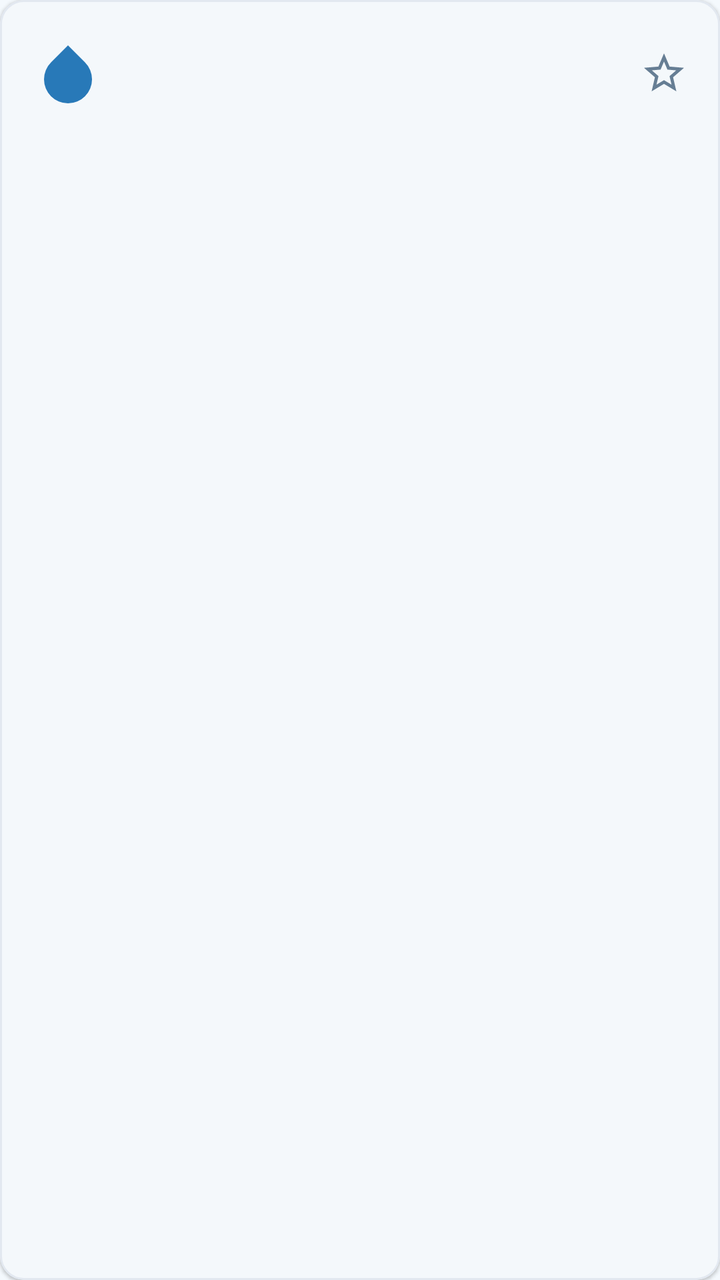
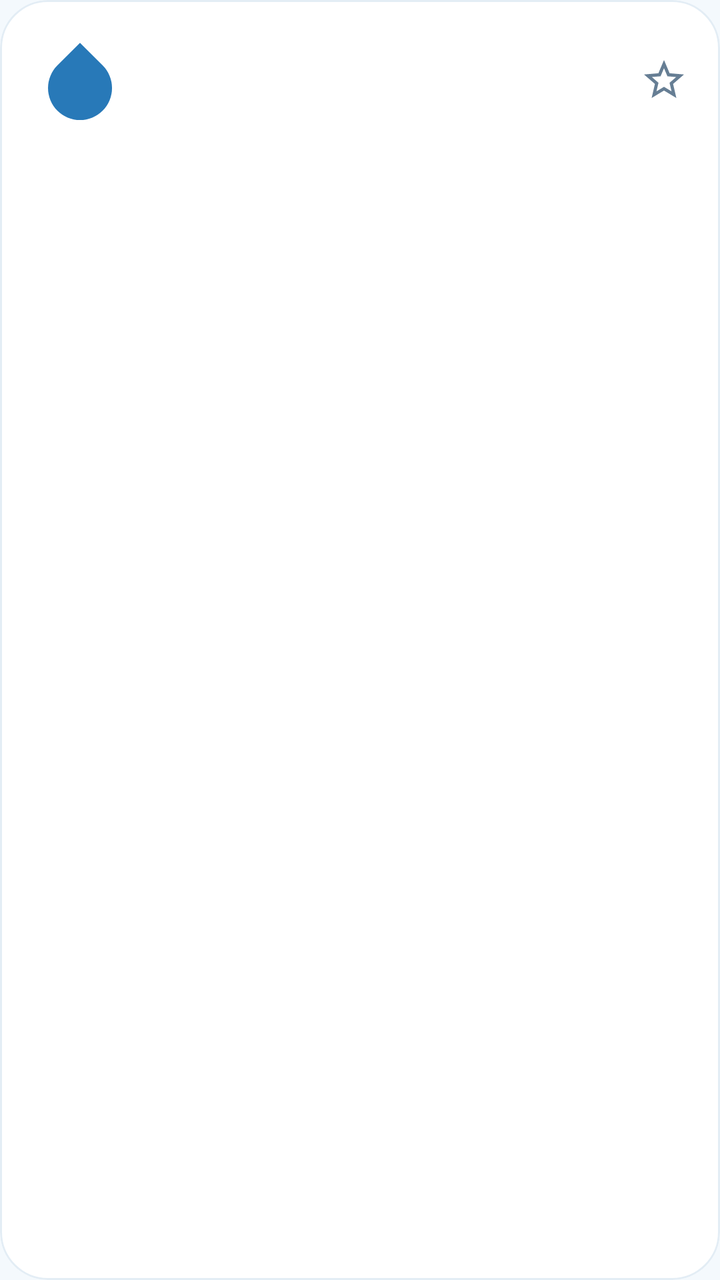

Before-and-after screenshots of an Android layout around one commit, followed by the original layout XML and the change that was made.
<!-- AndroidManifest.xml: application theme Theme.Hidratapp -->
<!-- res/layout/item_bebida.xml -->
<?xml version="1.0" encoding="utf-8"?>
<com.google.android.material.card.MaterialCardView xmlns:android="http://schemas.android.com/apk/res/android"
    xmlns:app="http://schemas.android.com/apk/res-auto"
    android:layout_width="match_parent"
    android:layout_height="wrap_content"
    android:layout_marginBottom="10dp"
    app:cardCornerRadius="12dp"
    app:cardElevation="1dp"
    app:strokeWidth="1dp"
    app:strokeColor="#E2E8F0"
    app:cardBackgroundColor="@color/wellness_card_bg">

    <LinearLayout
        android:layout_width="match_parent"
        android:layout_height="wrap_content"
        android:gravity="center_vertical"
        android:orientation="horizontal"
        android:padding="16dp">

        <ImageView
            android:id="@+id/ivTipoIcon"
            android:layout_width="36dp"
            android:layout_height="36dp"
            android:contentDescription="Ícone Bebida"
            android:src="@drawable/ic_water_drop"
            app:tint="@color/teal_primary" />

        <LinearLayout
            android:layout_width="0dp"
            android:layout_height="wrap_content"
            android:layout_marginStart="12dp"
            android:layout_weight="1"
            android:orientation="vertical">

            <TextView
                android:id="@+id/tvTituloBebida"
                android:layout_width="match_parent"
                android:layout_height="wrap_content"
                android:textColor="@color/text_primary"
                android:textSize="16sp"
                android:textStyle="bold" />

            <TextView
                android:id="@+id/tvDataBebida"
                android:layout_width="match_parent"
                android:layout_height="wrap_content"
                android:layout_marginTop="2dp"
                android:textColor="@color/text_secondary"
                android:textSize="13sp" />
        </LinearLayout>

        <ImageView
            android:id="@+id/ivFavorito"
            android:layout_width="24dp"
            android:layout_height="24dp"
            android:layout_marginStart="8dp"
            android:contentDescription="Favorito"
            android:src="@drawable/ic_star_border"
            app:tint="@color/text_secondary" />

    </LinearLayout>
</com.google.android.material.card.MaterialCardView>
<!-- resources referenced by this layout -->
<resources>
  <color name="teal_primary">#2879B8</color>
  <color name="text_primary">#203B57</color>
  <color name="text_secondary">#667E94</color>
  <color name="wellness_card_bg">#FFFFFF</color>
  <!-- drawable ic_star_border (drawable) -->
  <vector xmlns:android="http://schemas.android.com/apk/res/android"
      android:width="24dp"
      android:height="24dp"
      android:viewportWidth="24"
      android:viewportHeight="24">
    <path
        android:fillColor="@color/text_secondary"
        android:pathData="M22,9.24l-7.19,-0.62L12,2L9.19,8.63L2,9.24l5.46,4.73L5.82,21L12,17.27L18.18,21l-1.63,-7.03L22,9.24zM12,15.4l-3.76,2.27 1,-4.28 -3.32,-2.88 4.38,-0.38L12,6.1l1.71,4.04 4.38,0.38 -3.32,2.88 1,4.28L12,15.4z"/>
  </vector>
  <!-- drawable ic_water_drop (drawable) -->
  <vector xmlns:android="http://schemas.android.com/apk/res/android"
      android:width="24dp"
      android:height="24dp"
      android:viewportWidth="24"
      android:viewportHeight="24">
    <path
        android:fillColor="@color/teal_primary"
        android:pathData="M12,2.69l5.66,5.66a8,8 0,1 1,-11.31 0z"/>
  </vector>
  <style name="Theme.Hidratapp" parent="Base.Theme.Hidratapp" />
  <style name="Base.Theme.Hidratapp" parent="Theme.Material3.Light.NoActionBar">
          <item name="colorPrimary">@color/blue_primary</item><item name="colorOnPrimary">@color/white</item>
          <item name="colorPrimaryContainer">@color/blue_light</item><item name="colorOnPrimaryContainer">@color/blue_dark_text</item>
          <item name="colorSecondary">@color/aqua</item><item name="colorSecondaryContainer">@color/mint</item>
          <item name="colorOnSecondaryContainer">@color/aqua</item>
          <item name="android:colorBackground">@color/wellness_bg</item><item name="colorSurface">@color/white</item>
          <item name="colorOnSurface">@color/text_primary</item><item name="colorOnSurfaceVariant">@color/text_secondary</item>
          <item name="android:fontFamily">sans-serif</item><item name="android:windowLightStatusBar">true</item>
          <item name="materialButtonStyle">@style/Widget.Hidratapp.Button</item>
          <item name="materialCardViewStyle">@style/Widget.Hidratapp.Card</item>
          <item name="android:windowActionModeOverlay">true</item>
      </style>
  <color name="blue_primary">#2879B8</color>
  <color name="white">#FFFFFF</color>
  <color name="blue_light">#EAF5FD</color>
  <color name="blue_dark_text">#203B57</color>
  <color name="aqua">#218578</color>
  <color name="mint">#E2F3EE</color>
  <color name="wellness_bg">#F4F9FD</color>
  <style name="Widget.Hidratapp.Button" parent="Widget.Material3.Button">
          <item name="cornerRadius">20dp</item><item name="android:textAllCaps">false</item>
          <item name="android:textSize">15sp</item><item name="android:fontFamily">sans-serif-medium</item>
          <item name="android:insetTop">4dp</item><item name="android:insetBottom">4dp</item>
          <item name="android:minHeight">52dp</item><item name="elevation">0dp</item>
      </style>
  <style name="Widget.Hidratapp.Card" parent="Widget.Material3.CardView.Elevated">
          <item name="cardCornerRadius">24dp</item><item name="cardElevation">0dp</item>
          <item name="strokeWidth">1dp</item><item name="strokeColor">@color/line_soft</item>
          <item name="cardBackgroundColor">@color/white</item>
      </style>
  <color name="line_soft">#E3EDF5</color>
</resources>

<!-- the commit's change to res/layout/item_bebida.xml (unified diff, before → after) -->
@@ -1,54 +1,54 @@
 <?xml version="1.0" encoding="utf-8"?>
-<com.google.android.material.card.MaterialCardView xmlns:android="http://schemas.android.com/apk/res/android"
+<com.google.android.material.card.MaterialCardView
+    xmlns:android="http://schemas.android.com/apk/res/android"
     xmlns:app="http://schemas.android.com/apk/res-auto"
     android:layout_width="match_parent"
     android:layout_height="wrap_content"
     android:layout_marginBottom="10dp"
-    app:cardCornerRadius="12dp"
-    app:cardElevation="1dp"
+    app:cardCornerRadius="24dp"
+    app:cardElevation="0dp"
     app:strokeWidth="1dp"
-    app:strokeColor="#E2E8F0"
-    app:cardBackgroundColor="@color/wellness_card_bg">
-
+    app:strokeColor="@color/line_soft"
+    app:cardBackgroundColor="@color/wellness_card_bg"
+    android:foreground="?attr/selectableItemBackground"
+    android:clickable="true"
+    android:focusable="true">
     <LinearLayout
         android:layout_width="match_parent"
         android:layout_height="wrap_content"
         android:gravity="center_vertical"
         android:orientation="horizontal"
         android:padding="16dp">
-
         <ImageView
             android:id="@+id/ivTipoIcon"
-            android:layout_width="36dp"
-            android:layout_height="36dp"
+            android:layout_width="48dp"
+            android:layout_height="48dp"
             android:contentDescription="Ícone Bebida"
             android:src="@drawable/ic_water_drop"
             app:tint="@color/teal_primary" />
-
         <LinearLayout
             android:layout_width="0dp"
             android:layout_height="wrap_content"
             android:layout_marginStart="12dp"
             android:layout_weight="1"
             android:orientation="vertical">
-
             <TextView
                 android:id="@+id/tvTituloBebida"
                 android:layout_width="match_parent"
                 android:layout_height="wrap_content"
                 android:textColor="@color/text_primary"
                 android:textSize="16sp"
-                android:textStyle="bold" />
-
+                android:textStyle="bold"
+                android:lineSpacingExtra="2dp" />
             <TextView
                 android:id="@+id/tvDataBebida"
                 android:layout_width="match_parent"
                 android:layout_height="wrap_content"
                 android:layout_marginTop="2dp"
                 android:textColor="@color/text_secondary"
-                android:textSize="13sp" />
+                android:textSize="13sp"
+                android:lineSpacingExtra="2dp" />
         </LinearLayout>
-
         <ImageView
             android:id="@+id/ivFavorito"
             android:layout_width="24dp"
@@ -57,6 +57,5 @@
             android:contentDescription="Favorito"
             android:src="@drawable/ic_star_border"
             app:tint="@color/text_secondary" />
-
     </LinearLayout>
 </com.google.android.material.card.MaterialCardView>
